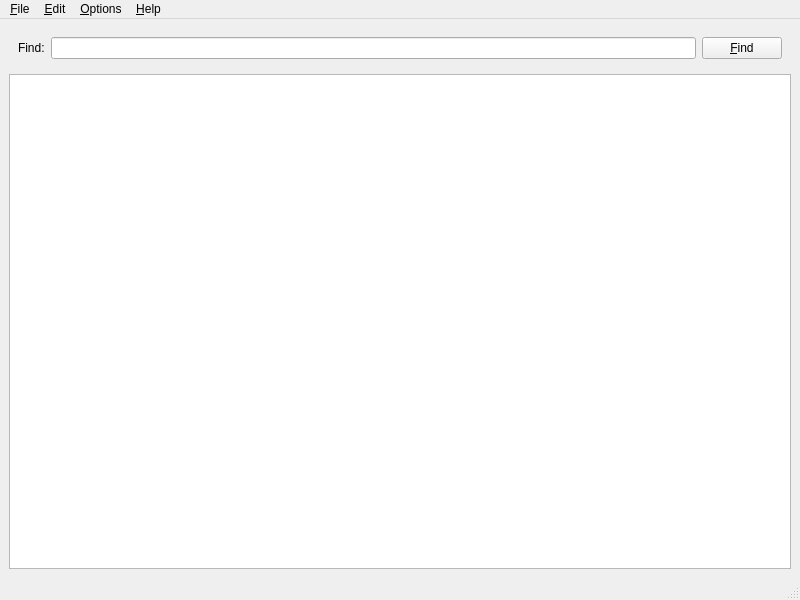
First picture: the form in src/forms/notpad.ui, repository llahteinen/notpad, before the edit.
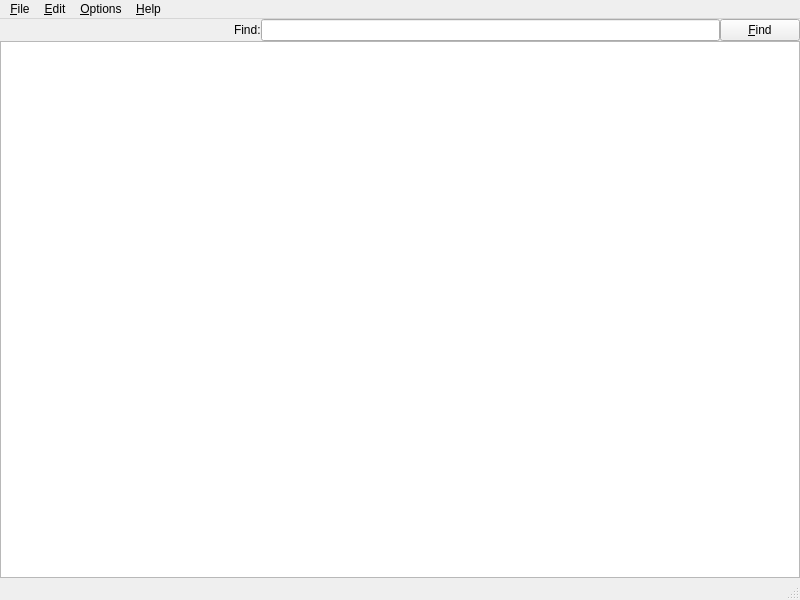
Second picture: the form after the edit. Icons and pictures are not drawn.

Commit message: Adjusted layout, minimized margins etc

The edit to the form file:
```diff
--- a/src/forms/notpad.ui
+++ b/src/forms/notpad.ui
@@ -10,35 +10,102 @@
     <height>600</height>
    </rect>
   </property>
+  <property name="minimumSize">
+   <size>
+    <width>217</width>
+    <height>140</height>
+   </size>
+  </property>
   <property name="windowTitle">
    <string>NotPad</string>
   </property>
   <widget class="QWidget" name="centralwidget">
    <layout class="QVBoxLayout" name="verticalLayout">
+    <property name="spacing">
+     <number>0</number>
+    </property>
+    <property name="leftMargin">
+     <number>0</number>
+    </property>
+    <property name="topMargin">
+     <number>0</number>
+    </property>
+    <property name="rightMargin">
+     <number>0</number>
+    </property>
+    <property name="bottomMargin">
+     <number>0</number>
+    </property>
     <item>
      <widget class="QWidget" name="main_find_widget" native="true">
-      <layout class="QGridLayout" name="main_find_gridLayout">
-       <item row="0" column="1">
+      <layout class="QGridLayout" name="main_find_gridLayout" columnstretch="1,0,2,0">
+       <property name="leftMargin">
+        <number>4</number>
+       </property>
+       <property name="topMargin">
+        <number>0</number>
+       </property>
+       <property name="rightMargin">
+        <number>0</number>
+       </property>
+       <property name="bottomMargin">
+        <number>0</number>
+       </property>
+       <property name="horizontalSpacing">
+        <number>0</number>
+       </property>
+       <item row="0" column="2">
         <widget class="QLineEdit" name="find_lineEdit">
+         <property name="sizePolicy">
+          <sizepolicy hsizetype="Expanding" vsizetype="Fixed">
+           <horstretch>0</horstretch>
+           <verstretch>0</verstretch>
+          </sizepolicy>
+         </property>
+         <property name="minimumSize">
+          <size>
+           <width>100</width>
+           <height>0</height>
+          </size>
+         </property>
          <property name="clearButtonEnabled">
           <bool>true</bool>
          </property>
         </widget>
        </item>
-       <item row="0" column="0">
-        <widget class="QLabel" name="find_searchLabel">
-         <property name="text">
-          <string>Find:</string>
-         </property>
-        </widget>
-       </item>
-       <item row="0" column="2">
+       <item row="0" column="3">
         <widget class="QPushButton" name="find_findButton">
          <property name="text">
           <string>&amp;Find</string>
          </property>
         </widget>
        </item>
+       <item row="0" column="1">
+        <widget class="QLabel" name="find_label">
+         <property name="text">
+          <string>Find:</string>
+         </property>
+         <property name="margin">
+          <number>2</number>
+         </property>
+        </widget>
+       </item>
+       <item row="0" column="0">
+        <spacer name="find_horizontalSpacer">
+         <property name="orientation">
+          <enum>Qt::Orientation::Horizontal</enum>
+         </property>
+         <property name="sizeType">
+          <enum>QSizePolicy::Policy::MinimumExpanding</enum>
+         </property>
+         <property name="sizeHint" stdset="0">
+          <size>
+           <width>0</width>
+           <height>0</height>
+          </size>
+         </property>
+        </spacer>
+       </item>
       </layout>
      </widget>
     </item>
```
Left out of the diff: 6 changed lines with no effect on the pictures. The commit also changes 1 other file.
